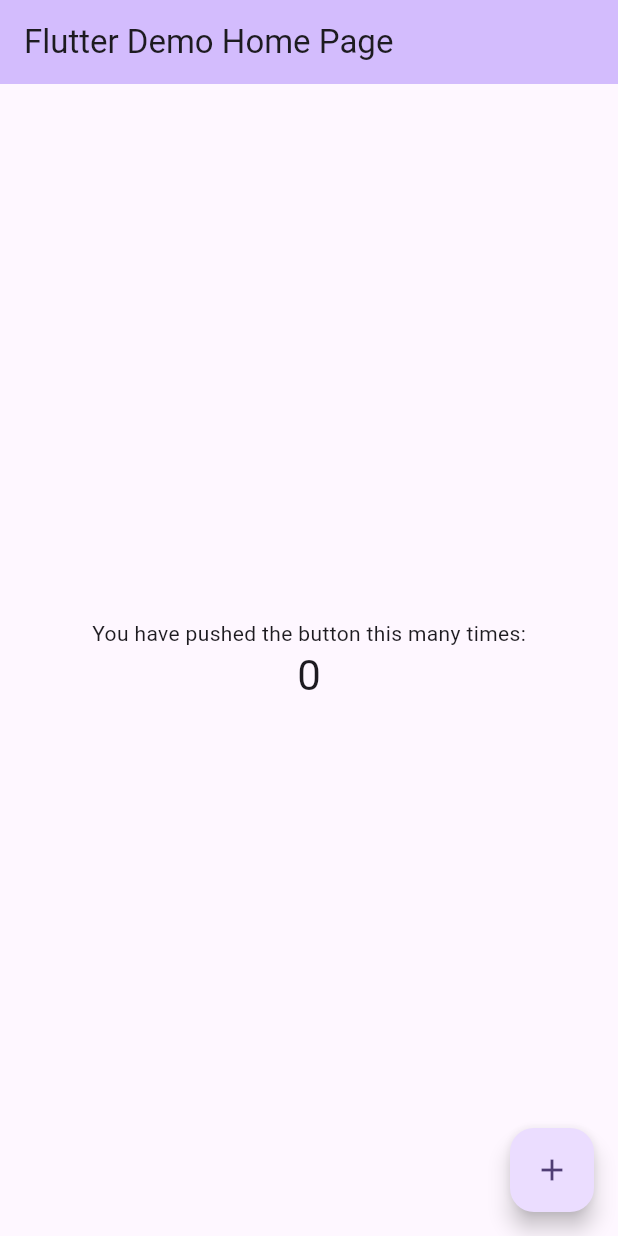
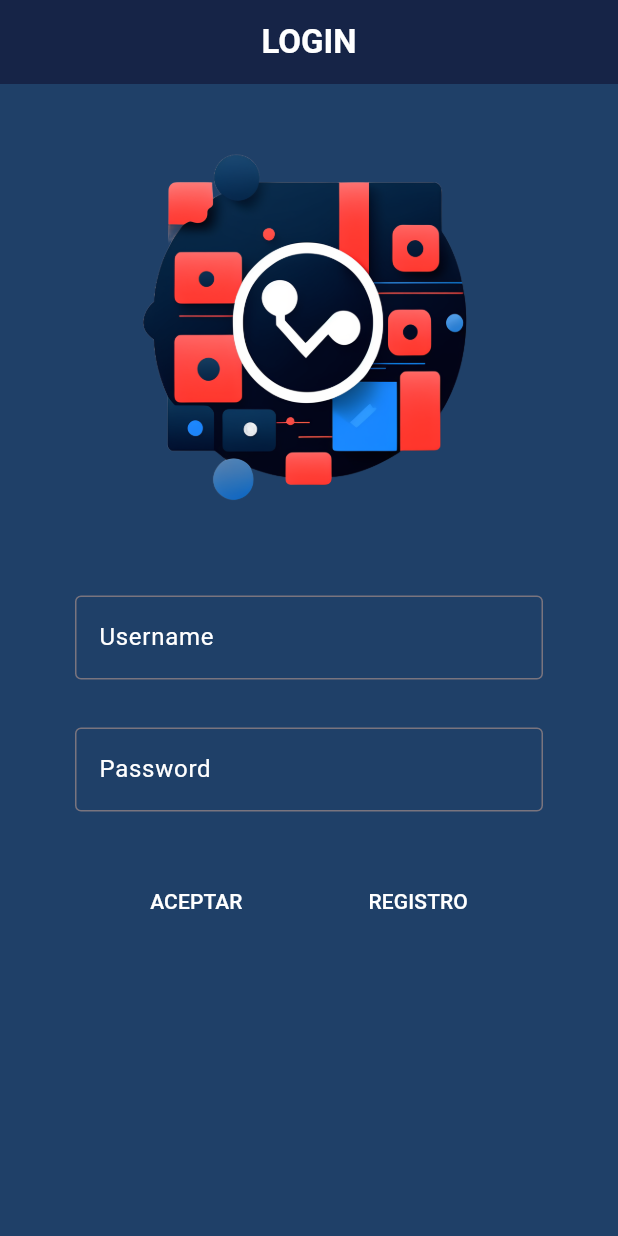
Before and after one commit to marcomar31/ExamenPMDM_PSP_MMartinez_1EV, a Flutter app: the screen it shows after launch, on a phone screen of 412 x 824 dp. Run offline on Flutter 3.47's test engine with Material 3 defaults, Android fonts, the phone set to English and light mode, and no system bars; our stand-ins replace firebase_core; accounts and stored records are empty; generated files the repository leaves out were written again.

Commit message:
PMDM: P1) He creado el Splash y el Login.

```diff
--- a/lib/MyApp.dart
+++ b/lib/MyApp.dart
@@ -1,4 +1,7 @@
 import 'package:flutter/material.dart';
+
+import 'OnBoarding/LoginView.dart';
+import 'OnBoarding/SplashView.dart';
 
 class MyApp extends StatelessWidget {
   const MyApp({super.key});
@@ -6,116 +9,12 @@ class MyApp extends StatelessWidget {
   // This widget is the root of your application.
   @override
   Widget build(BuildContext context) {
-    return MaterialApp(
-      title: 'Flutter Demo',
-      theme: ThemeData(
-        // This is the theme of your application.
-        //
-        // TRY THIS: Try running your application with "flutter run". You'll see
-        // the application has a blue toolbar. Then, without quitting the app,
-        // try changing the seedColor in the colorScheme below to Colors.green
-        // and then invoke "hot reload" (save your changes or press the "hot
-        // reload" button in a Flutter-supported IDE, or press "r" if you used
-        // the command line to start the app).
-        //
-        // Notice that the counter didn't reset back to zero; the application
-        // state is not lost during the reload. To reset the state, use hot
-        // restart instead.
-        //
-        // This works for code too, not just values: Most code changes can be
-        // tested with just a hot reload.
-        colorScheme: ColorScheme.fromSeed(seedColor: Colors.deepPurple),
-        useMaterial3: true,
-      ),
-      home: const MyHomePage(title: 'Flutter Demo Home Page'),
+    return MaterialApp(title: "KytY Miau Web!",
+      routes: {
+        '/splash_view': (context) => const SplashView(),
+        '/login_view': (context) => LoginView(),
+      },
+      initialRoute: '/login_view',
     );
   }
 }
-
-class MyHomePage extends StatefulWidget {
-  const MyHomePage({super.key, required this.title});
-
-  // This widget is the home page of your application. It is stateful, meaning
-  // that it has a State object (defined below) that contains fields that affect
-  // how it looks.
-
-  // This class is the configuration for the state. It holds the values (in this
-  // case the title) provided by the parent (in this case the App widget) and
-  // used by the build method of the State. Fields in a Widget subclass are
-  // always marked "final".
-
-  final String title;
-
-  @override
-  State<MyHomePage> createState() => _MyHomePageState();
-}
-
-class _MyHomePageState extends State<MyHomePage> {
-  int _counter = 0;
-
-  void _incrementCounter() {
-    setState(() {
-      // This call to setState tells the Flutter framework that something has
-      // changed in this State, which causes it to rerun the build method below
-      // so that the display can reflect the updated values. If we changed
-      // _counter without calling setState(), then the build method would not be
-      // called again, and so nothing would appear to happen.
-      _counter++;
-    });
-  }
-
-  @override
-  Widget build(BuildContext context) {
-    // This method is rerun every time setState is called, for instance as done
-    // by the _incrementCounter method above.
-    //
-    // The Flutter framework has been optimized to make rerunning build methods
-    // fast, so that you can just rebuild anything that needs updating rather
-    // than having to individually change instances of widgets.
-    return Scaffold(
-      appBar: AppBar(
-        // TRY THIS: Try changing the color here to a specific color (to
-        // Colors.amber, perhaps?) and trigger a hot reload to see the AppBar
-        // change color while the other colors stay the same.
-        backgroundColor: Theme.of(context).colorScheme.inversePrimary,
-        // Here we take the value from the MyHomePage object that was created by
-        // the App.build method, and use it to set our appbar title.
-        title: Text(widget.title),
-      ),
-      body: Center(
-        // Center is a layout widget. It takes a single child and positions it
-        // in the middle of the parent.
-        child: Column(
-          // Column is also a layout widget. It takes a list of children and
-          // arranges them vertically. By default, it sizes itself to fit its
-          // children horizontally, and tries to be as tall as its parent.
-          //
-          // Column has various properties to control how it sizes itself and
-          // how it positions its children. Here we use mainAxisAlignment to
-          // center the children vertically; the main axis here is the vertical
-          // axis because Columns are vertical (the cross axis would be
-          // horizontal).
-          //
-          // TRY THIS: Invoke "debug painting" (choose the "Toggle Debug Paint"
-          // action in the IDE, or press "p" in the console), to see the
-          // wireframe for each widget.
-          mainAxisAlignment: MainAxisAlignment.center,
-          children: <Widget>[
-            const Text(
-              'You have pushed the button this many times:',
-            ),
-            Text(
-              '$_counter',
-              style: Theme.of(context).textTheme.headlineMedium,
-            ),
-          ],
-        ),
-      ),
-      floatingActionButton: FloatingActionButton(
-        onPressed: _incrementCounter,
-        tooltip: 'Increment',
-        child: const Icon(Icons.add),
-      ), // This trailing comma makes auto-formatting nicer for build methods.
-    );
-  }
-}
--- /dev/null
+++ b/lib/OnBoarding/LoginView.dart
@@ -0,0 +1,102 @@
+import 'package:flutter/material.dart';
+
+class LoginView extends StatelessWidget {
+  LoginView({super.key});
+
+  late BuildContext _context;
+
+  TextEditingController tecUsername = TextEditingController();
+  TextEditingController tecPassword = TextEditingController();
+
+
+  void onPressedRegistrar() {
+
+  }
+
+  void onPressedAceptar() async {
+
+  }
+
+  @override
+  Widget build(BuildContext context) {
+    _context = context;
+
+    Column column = Column(
+      children: [
+        Image.asset("resources/MyLogo.png", height: 325, width: 325,),
+        Padding(
+          padding: const EdgeInsets.symmetric(horizontal: 50, vertical: 16),
+          child: TextField(
+            controller: tecUsername,
+            style: const TextStyle(color: Colors.white), // Color del texto blanco
+            decoration: const InputDecoration(
+              border: OutlineInputBorder(),
+              labelText: 'Username',
+              labelStyle: TextStyle(color: Colors.white), // Color del texto de la etiqueta blanco
+            ),
+          ),
+        ),
+        Padding(
+          padding: const EdgeInsets.symmetric(horizontal: 50, vertical: 16),
+          child: TextFormField(
+            controller: tecPassword,
+            style: const TextStyle(color: Colors.white),
+            decoration: const InputDecoration(
+              border: OutlineInputBorder(),
+              labelText: 'Password',
+              labelStyle: TextStyle(color: Colors.white),
+            ),
+            obscureText: true,
+          ),
+        ),
+        Row(
+          mainAxisAlignment: MainAxisAlignment.center,
+          children: [
+            Padding(
+              padding: const EdgeInsets.symmetric(horizontal: 30, vertical: 20),
+              child: TextButton(
+                onPressed: onPressedAceptar,
+                style: TextButton.styleFrom(
+                  foregroundColor: Colors.white,
+                ),
+                child: const Text("ACEPTAR"),
+              ),
+            ),
+            Padding(
+              padding: const EdgeInsets.symmetric(horizontal: 30, vertical: 20),
+              child: TextButton(
+                onPressed: onPressedRegistrar,
+                style: TextButton.styleFrom(
+                  foregroundColor: Colors.white,
+                ),
+                child: const Text("REGISTRO"),
+              ),
+            ),
+          ],
+        ),
+      ],
+    );
+
+
+    AppBar appBar = AppBar(
+      title: const Text(
+        "LOGIN",
+        style: TextStyle(
+          color: Colors.white,
+          fontWeight: FontWeight.bold,
+        ),
+      ),
+      centerTitle: true,
+      shadowColor: Colors.blue,
+      backgroundColor: const Color.fromRGBO(22, 36, 71, 1),
+      automaticallyImplyLeading: false,
+    );
+
+
+    return Scaffold(
+      body: column,
+      appBar: appBar,
+      backgroundColor: const Color.fromRGBO(31, 64, 104, 1),
+    );
+  }
+}
--- /dev/null
+++ b/lib/OnBoarding/SplashView.dart
@@ -0,0 +1,30 @@
+import 'package:flutter/material.dart';
+
+class SplashView extends StatefulWidget {
+  const SplashView({super.key});
+
+  @override
+  State<SplashView> createState() => _SplashViewState();
+}
+
+class _SplashViewState extends State<SplashView> {
+  @override
+  Widget build(BuildContext context) {
+    return Container(
+      color: const Color.fromRGBO(31, 64, 104, 1),
+      child: Column(
+        mainAxisAlignment: MainAxisAlignment.center,
+        crossAxisAlignment: CrossAxisAlignment.center,
+        children: [
+          Padding(
+            padding: const EdgeInsets.all(30),
+            child: Image.asset("resources/MyLogo.png", height: 400, width: 400,),
+          ),
+          const SizedBox(height: 30),
+          const CircularProgressIndicator(),
+        ],
+      ),
+    );
+  }
+
+}
--- a/pubspec.yaml
+++ b/pubspec.yaml
@@ -60,9 +60,8 @@ flutter:
   uses-material-design: true
 
   # To add assets to your application, add an assets section, like this:
-  # assets:
-  #   - images/a_dot_burr.jpeg
-  #   - images/a_dot_ham.jpeg
+  assets:
+    - resources/
 
   # An image asset can refer to one or more resolution-specific "variants", see
   # https://flutter.dev/assets-and-images/#resolution-aware
```
Also changed, not shown: resources/MyLogo.png (added).
